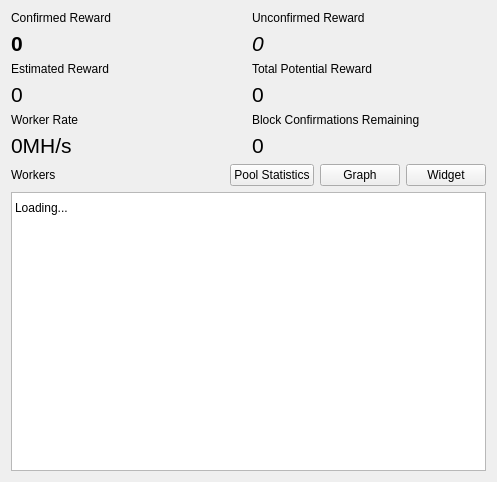
The window that mainwindow.ui (NexusTools/CoinMiningStats) describes before a commit, drawn with Qt 5.
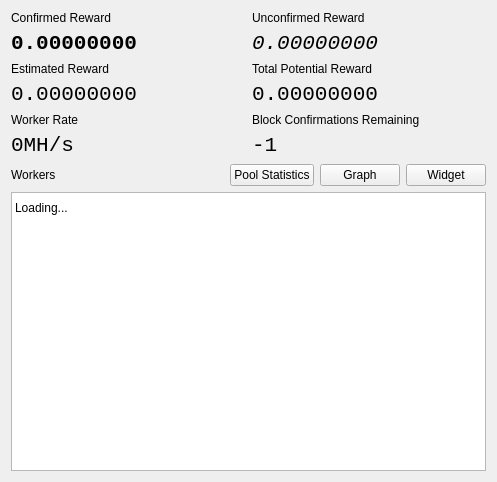
The same window after the commit.

Commit message: Added 8 decimal points to UI default values, monospace font

What changed in the file:
```diff
--- a/mainwindow.ui
+++ b/mainwindow.ui
@@ -29,13 +29,14 @@
            <widget class="QLabel" name="confirmed">
             <property name="font">
              <font>
+              <family>Monospace</family>
               <pointsize>16</pointsize>
               <weight>75</weight>
               <bold>true</bold>
              </font>
             </property>
             <property name="text">
-             <string>0</string>
+             <string>0.00000000</string>
             </property>
            </widget>
           </item>
@@ -54,13 +55,14 @@
            <widget class="QLabel" name="estimated">
             <property name="font">
              <font>
+              <family>Monospace</family>
               <pointsize>16</pointsize>
               <weight>50</weight>
               <bold>false</bold>
              </font>
             </property>
             <property name="text">
-             <string>0</string>
+             <string>0.00000000</string>
             </property>
            </widget>
           </item>
@@ -79,6 +81,7 @@
            <widget class="QLabel" name="workers_rate">
             <property name="font">
              <font>
+              <family>Monospace</family>
               <pointsize>16</pointsize>
              </font>
             </property>
@@ -106,12 +109,13 @@
            <widget class="QLabel" name="unconfirmed">
             <property name="font">
              <font>
+              <family>Monospace</family>
               <pointsize>16</pointsize>
               <italic>true</italic>
              </font>
             </property>
             <property name="text">
-             <string>0</string>
+             <string>0.00000000</string>
             </property>
            </widget>
           </item>
@@ -130,11 +134,12 @@
            <widget class="QLabel" name="potential">
             <property name="font">
              <font>
+              <family>Monospace</family>
               <pointsize>16</pointsize>
              </font>
             </property>
             <property name="text">
-             <string>0</string>
+             <string>0.00000000</string>
             </property>
            </widget>
           </item>
@@ -153,11 +158,12 @@
            <widget class="QLabel" name="confirmations_left">
             <property name="font">
              <font>
+              <family>Monospace</family>
               <pointsize>16</pointsize>
              </font>
             </property>
             <property name="text">
-             <string>0</string>
+             <string>-1</string>
             </property>
            </widget>
           </item>
```
